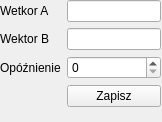
Before: the Qt Designer form arxwidget.ui in dffdgdd5/Projekt-PK_Sem3-4-QT, drawn with Qt 5.
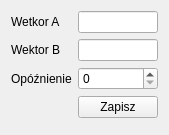
After: the same form once the commit is applied.

Patch:
```diff
--- a/arxwidget.ui
+++ b/arxwidget.ui
@@ -6,22 +6,18 @@
    <rect>
     <x>0</x>
     <y>0</y>
-    <width>162</width>
-    <height>122</height>
+    <width>166</width>
+    <height>135</height>
    </rect>
   </property>
   <property name="windowTitle">
    <string>form</string>
   </property>
-  <widget class="QWidget" name="">
-   <property name="geometry">
-    <rect>
-     <x>0</x>
-     <y>0</y>
-     <width>161</width>
-     <height>117</height>
-    </rect>
-   </property>
+  <property name="autoFillBackground">
+   <bool>false</bool>
+  </property>
+  <layout class="QVBoxLayout" name="verticalLayout">
+   <item>
    <layout class="QFormLayout" name="formLayout">
     <item row="0" column="0">
      <widget class="QLabel" name="label_2">
@@ -61,7 +57,8 @@
      </widget>
     </item>
    </layout>
-  </widget>
+   </item>
+  </layout>
  </widget>
  <resources/>
  <connections/>
```
Lines whose indentation alone changed are shown as unchanged.
